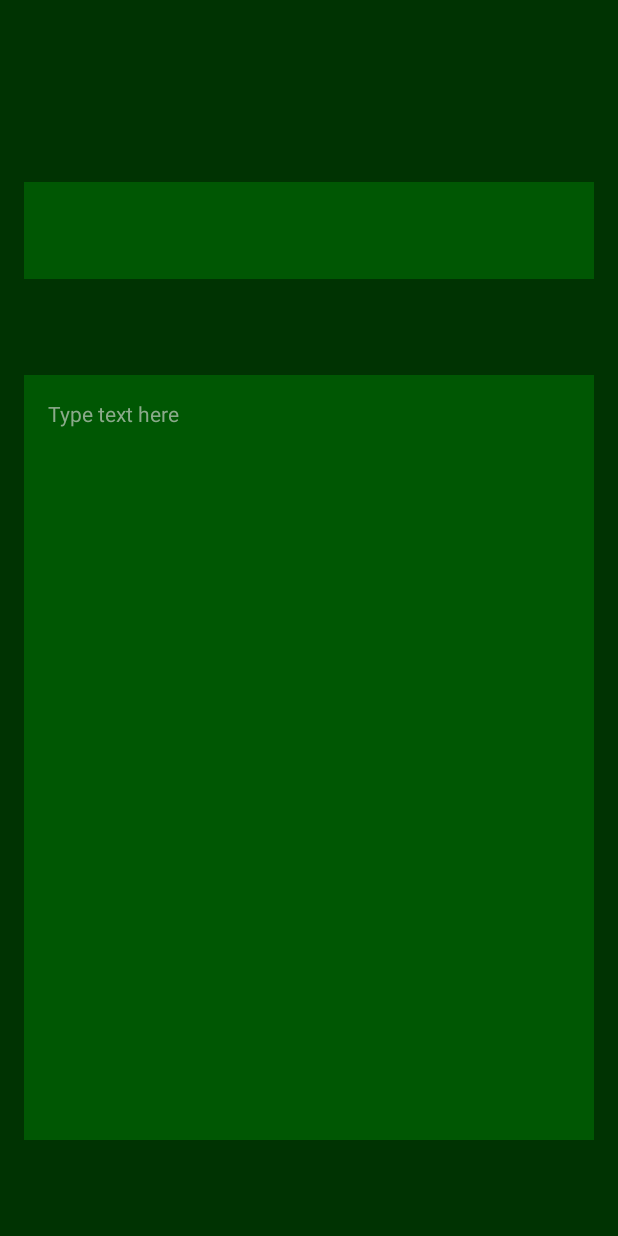
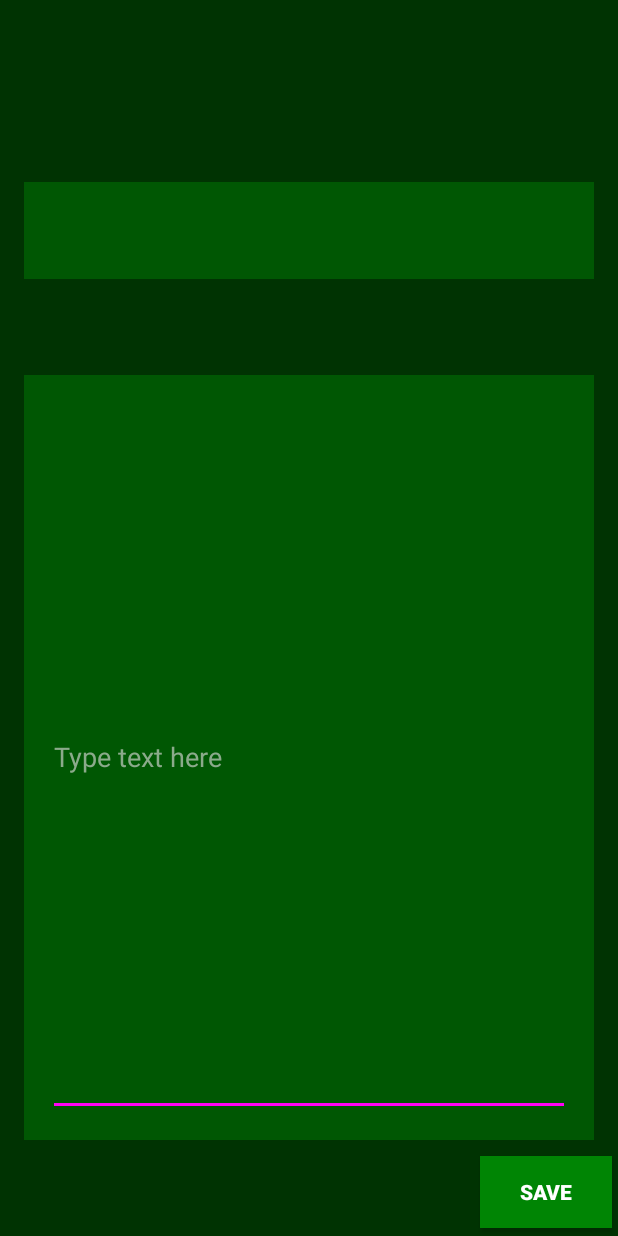
Before and after one commit to puhalskib/android-Login-Activity, an Android app: the UserInstance screen opened directly, with no data from a screen before it, on a phone screen of 412 x 824 dp. Run offline under Robolectric (Android 15) with nearby library versions, the phone set to English and light mode, and no system bars; network calls fail; 1 statement that could not run was skipped.

Commit message:
managing files

```diff
--- a/app/src/main/res/layout/activity_user_instance.xml
+++ b/app/src/main/res/layout/activity_user_instance.xml
@@ -6,6 +6,21 @@ android:layout_width="match_parent"
 android:layout_height="match_parent"
 android:background="@color/colorPrimaryDarkest"
 tools:context=".UserInstance">
+
+    <Button
+        android:id="@+id/saveData"
+        android:layout_width="wrap_content"
+        android:layout_height="wrap_content"
+        android:layout_marginEnd="4dp"
+        android:layout_marginRight="4dp"
+        android:background="@color/colorPrimary"
+        android:text="@string/saveDataStr"
+        android:textColor="@color/colorText"
+        android:textStyle="bold"
+        app:layout_constraintBottom_toBottomOf="parent"
+        app:layout_constraintEnd_toEndOf="parent"
+        app:layout_constraintTop_toBottomOf="@+id/layoutUserData"
+        app:layout_constraintVertical_bias="0.687" />
 
     <LinearLayout
         android:id="@+id/layoutUserData"
@@ -27,13 +42,15 @@ tools:context=".UserInstance">
         app:layout_constraintTop_toBottomOf="@+id/layoutUserName"
         app:layout_constraintVertical_bias="0.0">
 
-        <TextView
+        <EditText
             android:id="@+id/userData"
             android:layout_width="match_parent"
             android:layout_height="match_parent"
+            android:autofillHints=""
             android:hint="@string/userDataHint"
+            android:inputType="textMultiLine"
             android:textColor="@color/colorText"
-            android:textColorHint="@color/colorTextHint" />
+            android:textColorHint="@color/colorTextHint" tools:targetApi="o"/>
 
     </LinearLayout>
 
--- a/app/src/main/res/values/strings.xml
+++ b/app/src/main/res/values/strings.xml
@@ -5,4 +5,5 @@
     <string name="loginButton">Login</string>
     <string name="title_activity_user_instance">userInstance</string>
     <string name="userDataHint">Type text here</string>
+    <string name="saveDataStr">SAVE</string>
 </resources>
```
Also changed, not shown: app/src/main/java/com/example/loginactivity/MainActivity.kt (+31 -10 lines), app/src/main/java/com/example/loginactivity/UserInstance.kt (+31 -14 lines).
